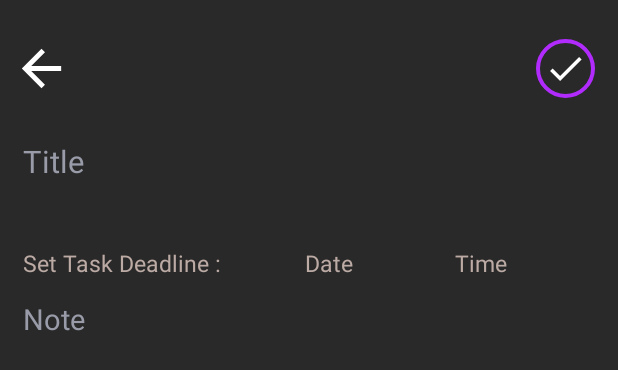
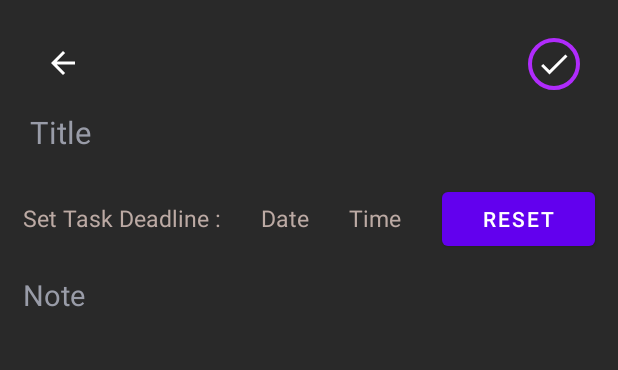
Before and after one commit to TeongYew/OnlineTaskManager---A202SGI, an Android app: the layout activity_create_note.xml on its own in the app's theme, with its tools: preview values and no code run, on a phone screen of 412 x 824 dp. Shown: the top 370 px of the screen. Run offline under Robolectric (Android 15) with nearby library versions, the phone set to English and light mode, and no system bars.

Commit message:
changed up the layout for createNoteActivity, changes include improving the layouts, added a reset button for datetime and made note edittext multiline

```diff
--- a/OnlineTaskManager/app/src/main/AndroidManifest.xml
+++ b/OnlineTaskManager/app/src/main/AndroidManifest.xml
@@ -25,12 +25,8 @@
         <activity
             android:name=".CreateNoteActivity"
             android:screenOrientation="portrait"
-            android:windowSoftInputMode="stateHidden" />
-        <activity
-            android:name=".LoginActivity"
-            android:exported="true"
-            android:screenOrientation="portrait"
-            android:windowSoftInputMode="stateHidden">
+            android:windowSoftInputMode="stateHidden"
+            android:exported="true">
             <intent-filter>
                 <action android:name="android.intent.action.MAIN" />
 
@@ -38,6 +34,13 @@
             </intent-filter>
         </activity>
         <activity
+            android:name=".LoginActivity"
+            android:exported="true"
+            android:screenOrientation="portrait"
+            android:windowSoftInputMode="stateHidden">
+
+        </activity>
+        <activity
             android:name=".RegisterActivity"
             android:exported="false" />
     </application>
--- a/OnlineTaskManager/app/src/main/java/com/example/onlinetaskmanager/CreateNoteActivity.java
+++ b/OnlineTaskManager/app/src/main/java/com/example/onlinetaskmanager/CreateNoteActivity.java
@@ -50,15 +50,15 @@ public class CreateNoteActivity extends AppCompatActivity implements DatePickerD
 
         EntryTitle = findViewById(R.id.EntryTitle);
         EntryContent = findViewById(R.id.EntryContent);
-        EntryDateTime = findViewById(R.id.EntryDateTime);
+        //EntryDateTime = findViewById(R.id.EntryDateTime);
         DateButtonText = findViewById(R.id.DateButton);
         TimeButton = findViewById(R.id.TimeButton);
 
         //Displaying current date and time of note creation.
-        EntryDateTime.setText(
-                new SimpleDateFormat("EEEE, dd MMMM yyyy HH:mm a", Locale.getDefault())
-                        .format(new Date())
-        );
+//        EntryDateTime.setText(
+//                new SimpleDateFormat("EEEE, dd MMMM yyyy HH:mm a", Locale.getDefault())
+//                        .format(new Date())
+//        );
 
         //Button back to main menu. (need to add confirmation as well, "unsaved noted will be deleted")
         ImageView BackButtonMain = findViewById(R.id.backButton);
--- a/OnlineTaskManager/app/src/main/res/layout/activity_create_note.xml
+++ b/OnlineTaskManager/app/src/main/res/layout/activity_create_note.xml
@@ -14,44 +14,40 @@
         android:clipToPadding="false"
         android:paddingBottom="@dimen/_10sdp">
 
-        <androidx.constraintlayout.widget.ConstraintLayout
+        <RelativeLayout
             android:layout_width="match_parent"
-            android:layout_height="wrap_content"
+            android:layout_height="match_parent"
             android:animateLayoutChanges="true">
 
             <ImageView
                 android:id="@+id/backButton"
-                android:layout_width="@dimen/_30sdp"
-                android:layout_height="@dimen/_30sdp"
-                android:layout_marginStart="@dimen/_6sdp"
-                android:layout_marginTop="@dimen/_20sdp"
-                android:layout_marginEnd="@dimen/_12sdp"
+                android:layout_width="wrap_content"
+                android:layout_height="wrap_content"
                 android:contentDescription="@string/app_name"
                 android:src="@drawable/ic_back_arrow"
-                app:layout_constraintStart_toStartOf="parent"
-                app:layout_constraintTop_toTopOf="parent"
+                android:layout_alignParentLeft="true"
+                android:layout_marginTop="30dp"
+                android:layout_marginLeft="30dp"
                 app:tint="@color/white" />
 
             <ImageView
                 android:id="@+id/saveButton"
-                android:layout_width="@dimen/_30sdp"
-                android:layout_height="@dimen/_30sdp"
-                android:layout_marginEnd="@dimen/_12sdp"
+                android:layout_width="wrap_content"
+                android:layout_height="wrap_content"
                 android:background="@drawable/save_note_button"
                 android:contentDescription="@string/app_name"
-                android:padding="@dimen/_4sdp"
                 android:src="@drawable/ic_check_mark"
-                app:layout_constraintBottom_toBottomOf="@id/backButton"
-                app:layout_constraintEnd_toEndOf="parent"
+                android:layout_alignParentRight="true"
+                android:layout_marginTop="25dp"
+                android:layout_marginRight="25dp"
+                android:padding="5dp"
                 app:tint="@color/white" />
 
             <EditText
                 android:id="@+id/EntryTitle"
                 android:layout_width="match_parent"
-                android:layout_height="@dimen/_35sdp"
-                android:layout_marginStart="@dimen/_12sdp"
-                android:layout_marginTop="@dimen/_15sdp"
-                android:layout_marginEnd="@dimen/_12sdp"
+                android:layout_height="wrap_content"
+                android:layout_margin="20dp"
                 android:background="@null"
                 android:hint="@string/NotesTitle"
                 android:imeOptions="actionDone"
@@ -60,17 +56,15 @@
                 android:textColor="@color/white"
                 android:textColorHint="@color/SearchTextHintLight"
                 android:textSize="@dimen/_16sdp"
-                app:layout_constraintTop_toBottomOf="@+id/backButton" />
+                android:layout_below="@+id/backButton" />
 
-            <TextView
-                android:id="@+id/EntryDateTime"
-                android:layout_width="0dp"
+            <LinearLayout
+                android:id="@+id/DeadlineBarLL"
+                android:layout_width="match_parent"
                 android:layout_height="wrap_content"
-                android:textColor="@color/SearchTextHint"
-                android:textSize="@dimen/_12sdp"
-                app:layout_constraintEnd_toEndOf="@id/EntryTitle"
-                app:layout_constraintStart_toStartOf="@id/EntryTitle"
-                app:layout_constraintTop_toBottomOf="@id/EntryTitle" />
+                android:orientation="horizontal"
+                android:layout_below="@+id/EntryTitle"
+                android:weightSum="7">
 
                 <TextView
                     android:id="@+id/SetDeadlineText"
@@ -79,64 +73,60 @@
                     android:text="@string/SetDeadline"
                     android:textColor="@color/SearchTextHint"
                     android:textSize="@dimen/_12sdp"
-                android:layout_marginTop="@dimen/_10sdp"
-                app:layout_constraintStart_toStartOf="@id/EntryDateTime"
-                app:layout_constraintTop_toBottomOf="@id/EntryDateTime" />
-
+                    android:layout_weight="2"
+                    android:paddingLeft="15dp"/>
 
                 <TextView
                     android:id="@+id/DateButton"
                     android:layout_width="wrap_content"
                     android:layout_height="wrap_content"
-                android:layout_marginStart="56dp"
                     android:paddingTop="@dimen/_2sdp"
                     android:text="@string/Date"
                     android:textColor="@color/SearchTextHint"
                     android:textSize="@dimen/_12sdp"
-                app:layout_constraintBottom_toTopOf="@id/EntryContent"
-                app:layout_constraintStart_toEndOf="@+id/SetDeadlineText"
-                app:layout_constraintTop_toBottomOf="@+id/EntryDateTime"
-                app:layout_constraintVertical_bias="0.434" />
-
+                    android:layout_weight="2"/>
 
                 <TextView
                     android:id="@+id/TimeButton"
                     android:layout_width="wrap_content"
                     android:layout_height="wrap_content"
-                android:layout_marginStart="156dp"
                     android:paddingTop="@dimen/_2sdp"
                     android:text="@string/Time"
                     android:textColor="@color/SearchTextHint"
                     android:textSize="@dimen/_12sdp"
-                app:layout_constraintBottom_toTopOf="@id/EntryContent"
-                app:layout_constraintStart_toEndOf="@+id/SetDeadlineText"
-                app:layout_constraintTop_toBottomOf="@+id/EntryDateTime"
-                app:layout_constraintVertical_bias="0.434" />
+                    android:layout_weight="2"/>
+
+                <Button
+                    android:layout_width="wrap_content"
+                    android:layout_height="wrap_content"
+                    android:text="Reset"
+                    android:layout_weight="1"
+                    android:layout_marginRight="15dp"/>
+
+            </LinearLayout>
 
             <EditText
                 android:id="@+id/EntryContent"
                 android:layout_width="match_parent"
-                android:layout_height="wrap_content"
+                android:layout_height="match_parent"
                 android:layout_marginStart="@dimen/_12sdp"
                 android:layout_marginTop="@dimen/_10sdp"
                 android:layout_marginEnd="@dimen/_12sdp"
                 android:layout_marginBottom="@dimen/_15sdp"
+                android:layout_below="@+id/DeadlineBarLL"
                 android:background="@null"
                 android:gravity="top"
                 android:hint="@string/note"
                 android:importantForAutofill="no"
-                android:inputType="text"
+                android:inputType="textMultiLine"
                 android:minHeight="@dimen/_100sdp"
                 android:textColor="@color/white"
                 android:textColorHint="@color/SearchTextHintLight"
                 android:textSize="@dimen/_15sdp"
-                app:layout_constraintBottom_toBottomOf="parent"
-                app:layout_constraintEnd_toEndOf="@id/EntryDateTime"
-                app:layout_constraintStart_toStartOf="@id/EntryDateTime"
-                app:layout_constraintTop_toBottomOf="@id/SetDeadlineText" />
+                android:maxLines="9999999"/>
 
 
-        </androidx.constraintlayout.widget.ConstraintLayout>
+        </RelativeLayout>
 
     </ScrollView>
 
```
Lines whose indentation alone changed are shown as unchanged.
